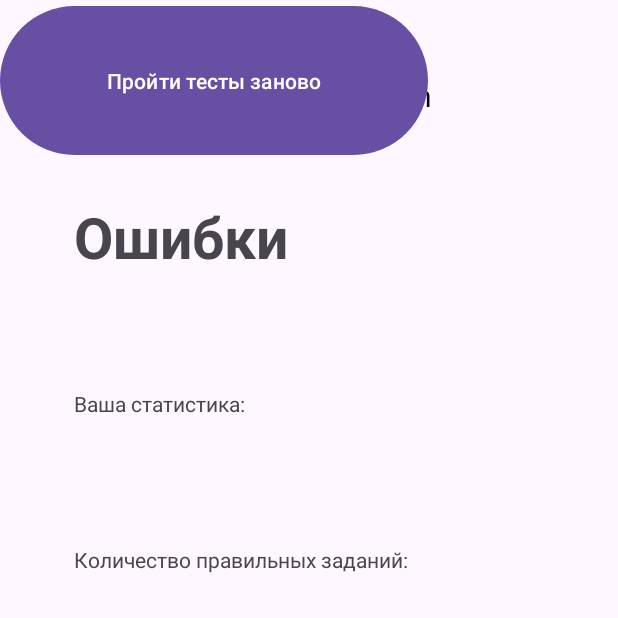
After one commit to RacconTukTIk/Unlock-English, an Android app: the fragment MistakesFragment shown on its own in the app's theme, on a phone screen of 412 x 824 dp, the top half of it. The commit adds this screen. Run offline under Robolectric (Android 15) with nearby library versions, the phone set to English and light mode, and no system bars.

Commit message:
added Mistakes Window

```diff
--- a/app/src/main/java/com/example/application/MenuActivity.kt
+++ b/app/src/main/java/com/example/application/MenuActivity.kt
@@ -7,6 +7,7 @@ import androidx.activity.enableEdgeToEdge
 import androidx.appcompat.app.AppCompatActivity
 import androidx.core.view.ViewCompat
 import androidx.core.view.WindowInsetsCompat
+import com.example.app.MainActivity
 import com.google.firebase.auth.FirebaseAuth
 import com.google.firebase.auth.FirebaseUser
 
@@ -27,5 +28,10 @@ class MenuActivity : AppCompatActivity() {
         val ButtonMistakes: Button = findViewById(R.id.button_mistakes)
         val ButtonFavorite: Button = findViewById(R.id.button_favorite)
         val ButtonMarathon: Button = findViewById(R.id.button_marathon)
+
+        ButtonMistakes.setOnClickListener {
+            val intent = Intent(this, MistakesActivity::class.java)
+            startActivity(intent)
+        }
     }
 }
--- /dev/null
+++ b/app/src/main/java/com/example/application/MistakesActivity.kt
@@ -0,0 +1,42 @@
+package com.example.application
+
+import android.content.Intent
+import android.os.Bundle
+import android.widget.Button
+import android.widget.ImageView
+import androidx.activity.enableEdgeToEdge
+import androidx.appcompat.app.AppCompatActivity
+import androidx.core.view.ViewCompat
+import androidx.core.view.WindowInsetsCompat
+import com.example.application.LogInActivity
+import com.example.application.R
+import com.example.application.databinding.LogInActivityBinding
+import com.example.dicti.DictTechActivity
+import com.google.firebase.auth.FirebaseAuth
+import com.google.firebase.auth.FirebaseUser
+
+
+class MistakesActivity : AppCompatActivity() {
+    override fun onCreate(savedInstanceState: Bundle?) {
+        super.onCreate(savedInstanceState)
+        enableEdgeToEdge()
+        setContentView(R.layout.activity_mistakes)
+        ViewCompat.setOnApplyWindowInsetsListener(findViewById(R.id.main)) { v, insets ->
+            val systemBars = insets.getInsets(WindowInsetsCompat.Type.systemBars())
+            v.setPadding(systemBars.left, systemBars.top, systemBars.right, systemBars.bottom)
+            insets
+
+        }
+
+        val currentUser: FirebaseUser? = FirebaseAuth.getInstance().currentUser
+        if (currentUser == null) {
+            startActivity(Intent(this, LogInActivity::class.java))
+        }
+
+        val button = findViewById<ImageView>(R.id.exitMistakes)
+        button.setOnClickListener {
+            val intent = Intent(this, MenuActivity::class.java)
+            startActivity(intent)
+        }
+    }
+}
--- /dev/null
+++ b/app/src/main/java/com/example/application/MistakesFragment.kt
@@ -0,0 +1,26 @@
+package com.example.application
+
+import android.os.Bundle
+import androidx.fragment.app.Fragment
+import android.view.LayoutInflater
+import android.view.View
+import android.view.ViewGroup
+import android.widget.Button
+import androidx.activity.enableEdgeToEdge
+import com.example.application.R
+
+class MistakesFragment : Fragment() {
+    override fun onCreateView(
+        inflater: LayoutInflater,
+        container: ViewGroup?,
+        savedInstanceState: Bundle?
+    ): View? {
+        // Inflating layout for this fragment
+        return inflater.inflate(R.layout.activity_mistakes, container, false)
+    }
+
+    companion object {
+        @JvmStatic
+        fun newInstance() = MistakesFragment()
+    }
+}
--- a/app/src/main/res/layout/activity_dict_child.xml
+++ b/app/src/main/res/layout/activity_dict_child.xml
@@ -65,8 +65,8 @@
 
     <ImageView
         android:id="@+id/exitDictChild"
-        android:layout_width="24dp"
-        android:layout_height="23dp"
+        android:layout_width="19dp"
+        android:layout_height="17dp"
         app:layout_constraintBottom_toBottomOf="parent"
         app:layout_constraintEnd_toEndOf="parent"
         app:layout_constraintHorizontal_bias="0.041"
--- /dev/null
+++ b/app/src/main/res/layout/activity_mistakes.xml
@@ -0,0 +1,102 @@
+<?xml version="1.0" encoding="utf-8"?>
+<androidx.constraintlayout.widget.ConstraintLayout xmlns:android="http://schemas.android.com/apk/res/android"
+    xmlns:app="http://schemas.android.com/apk/res-auto"
+    xmlns:tools="http://schemas.android.com/tools"
+    android:id="@+id/main"
+    android:layout_width="match_parent"
+    android:layout_height="match_parent">
+
+    <ImageView
+        android:id="@+id/exitMistakes"
+        android:layout_width="19dp"
+        android:layout_height="17dp"
+        app:layout_constraintBottom_toBottomOf="parent"
+        app:layout_constraintEnd_toEndOf="parent"
+        app:layout_constraintHorizontal_bias="0.041"
+        app:layout_constraintStart_toStartOf="parent"
+        app:layout_constraintTop_toTopOf="parent"
+        app:layout_constraintVertical_bias="0.022"
+        app:srcCompat="@drawable/icon_right_arrow" />
+
+    <ImageView
+        android:id="@+id/UnlockEnglishMistakes"
+        android:layout_width="36dp"
+        android:layout_height="42dp"
+        android:layout_marginStart="116dp"
+        app:layout_constraintBottom_toBottomOf="parent"
+        app:layout_constraintHorizontal_bias="1.0"
+        app:layout_constraintStart_toStartOf="parent"
+        app:layout_constraintTop_toTopOf="parent"
+        app:layout_constraintVertical_bias="0.059"
+        app:srcCompat="@drawable/unlockenglish" />
+
+    <TextView
+        android:id="@+id/UnlockEnglishText"
+        android:layout_width="wrap_content"
+        android:layout_height="0dp"
+        android:layout_marginTop="50dp"
+        android:gravity="center"
+        android:text="Unlock English"
+        android:textColor="@color/black"
+        android:textSize="20sp"
+        app:layout_constraintEnd_toEndOf="parent"
+        app:layout_constraintHorizontal_bias="0.56"
+        app:layout_constraintStart_toStartOf="parent"
+        app:layout_constraintTop_toTopOf="parent" />
+
+    <TextView
+        android:id="@+id/main_text"
+        android:layout_width="wrap_content"
+        android:layout_height="wrap_content"
+        android:layout_marginStart="40dp"
+        android:layout_marginTop="65dp"
+        android:layout_marginEnd="80dp"
+        android:text="Ошибки"
+        android:textSize="38sp"
+        android:textStyle="bold"
+        app:layout_constraintBottom_toBottomOf="parent"
+        app:layout_constraintEnd_toEndOf="parent"
+        app:layout_constraintHorizontal_bias="0.061"
+        app:layout_constraintStart_toStartOf="parent"
+        app:layout_constraintTop_toTopOf="parent"
+        app:layout_constraintVertical_bias="0.094" />
+
+    <TextView
+        android:id="@+id/textView3"
+        android:layout_width="184dp"
+        android:layout_height="40dp"
+        android:layout_marginStart="20dp"
+        android:layout_marginTop="76dp"
+        android:layout_marginEnd="100dp"
+        android:text="Ваша статистика:"
+        app:layout_constraintEnd_toEndOf="parent"
+        app:layout_constraintHorizontal_bias="0.271"
+        app:layout_constraintStart_toStartOf="parent"
+        app:layout_constraintTop_toBottomOf="@+id/main_text"
+        tools:textSize="20sp" />
+
+    <TextView
+        android:id="@+id/textView4"
+        android:layout_width="wrap_content"
+        android:layout_height="wrap_content"
+        android:layout_marginStart="53dp"
+        android:layout_marginTop="64dp"
+        android:layout_marginEnd="211dp"
+        android:text="Количество правильных заданий:"
+        app:layout_constraintEnd_toEndOf="parent"
+        app:layout_constraintHorizontal_bias="0.056"
+        app:layout_constraintStart_toStartOf="parent"
+        app:layout_constraintTop_toBottomOf="@+id/textView3"
+        tools:textSize="20sp" />
+
+    <Button
+        android:id="@+id/passTestsAgain"
+        android:layout_width="285dp"
+        android:layout_height="107dp"
+        android:text="Пройти тесты заново"
+        tools:layout_editor_absoluteX="63dp"
+        tools:layout_editor_absoluteY="487dp"
+        tools:textSize="24sp"
+        tools:ignore="MissingConstraints" />
+
+</androidx.constraintlayout.widget.ConstraintLayout>
```
